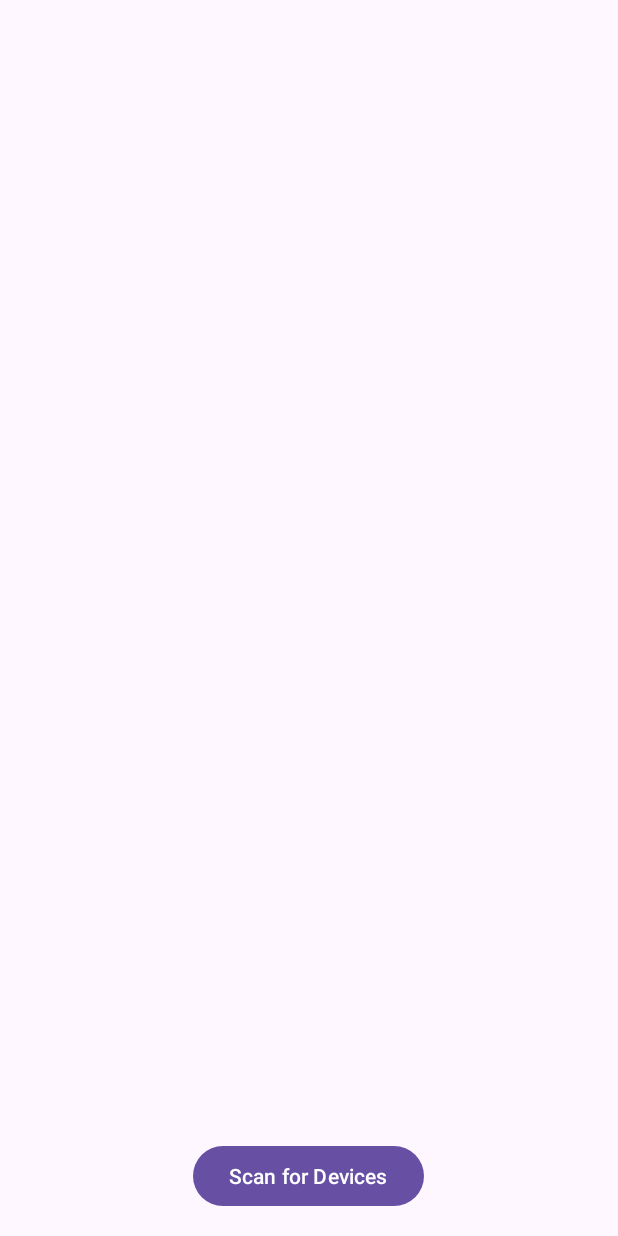
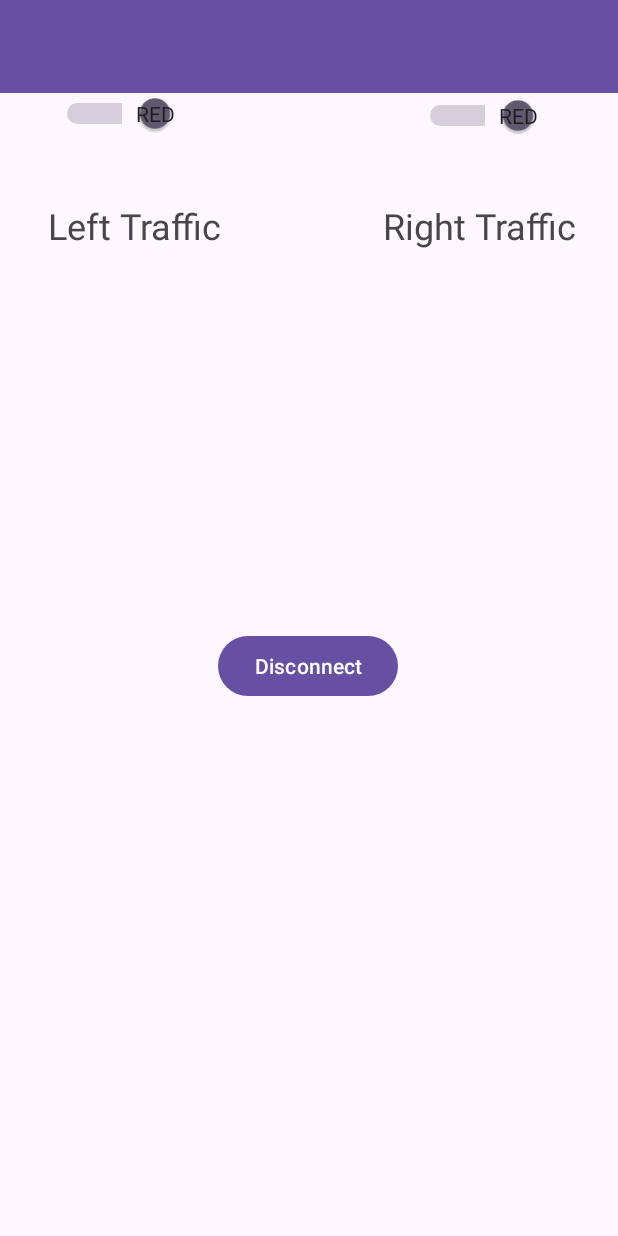
Before and after one commit to Kratosgado/TrafficControlApp, an Android app: the layout traffic_layout.xml on its own in the app's theme, with its tools: preview values and no code run, on a phone screen of 412 x 824 dp. Run offline under Robolectric (Android 15) with nearby library versions, the phone set to English and light mode, and no system bars.

Commit message:
start control screen

```diff
--- a/app/src/main/res/layout/traffic_layout.xml
+++ b/app/src/main/res/layout/traffic_layout.xml
@@ -1,23 +1,118 @@
 <?xml version="1.0" encoding="utf-8"?>
-<RelativeLayout xmlns:android="http://schemas.android.com/apk/res/android"
+<androidx.coordinatorlayout.widget.CoordinatorLayout xmlns:android="http://schemas.android.com/apk/res/android"
     xmlns:tools="http://schemas.android.com/tools"
+    xmlns:app="http://schemas.android.com/apk/res-auto"
+
+
     android:layout_width="match_parent"
-    android:layout_height="match_parent"
-    tools:context=".MainActivity">
+    android:layout_height="match_parent">
 
-    <ListView
-        android:id="@+id/devices_list_view"
+    <com.google.android.material.appbar.AppBarLayout
+        android:id="@+id/appbar"
+
         android:layout_width="match_parent"
-        android:layout_height="wrap_content"
-        android:layout_above="@+id/scan_button"
-        android:layout_marginBottom="16dp"/>
+        android:layout_height="62dp">
 
-    <Button
-        android:id="@+id/scan_button"
-        android:layout_width="wrap_content"
-        android:layout_height="wrap_content"
-        android:text="Scan for Devices"
-        android:layout_alignParentBottom="true"
-        android:layout_centerHorizontal="true"
-        android:layout_margin="16dp"/>
-</RelativeLayout>
+        <com.google.android.material.appbar.MaterialToolbar
+            android:id="@+id/materialToolbar"
+            android:layout_width="match_parent"
+            android:layout_height="wrap_content"
+            android:background="?attr/colorPrimary"
+            android:minHeight="?attr/actionBarSize"
+            android:theme="?attr/actionBarTheme" />
+
+        <TextView
+            android:id="@+id/textView"
+            android:layout_width="match_parent"
+            android:layout_height="wrap_content"
+            android:text="TextView" />
+
+    </com.google.android.material.appbar.AppBarLayout>
+
+    <androidx.constraintlayout.widget.ConstraintLayout
+        android:id="@+id/nestedScrollView"
+        android:layout_width="match_parent"
+
+
+        android:layout_height="726dp"
+        app:layout_behavior="com.google.android.material.appbar.AppBarLayout$ScrollingViewBehavior">
+
+
+        <TextView
+            android:id="@+id/leftTraffic"
+            android:layout_width="wrap_content"
+            android:layout_height="wrap_content"
+            android:layout_marginStart="32dp"
+            android:text="Left Traffic"
+            android:textSize="24sp"
+            app:layout_constraintBaseline_toBaselineOf="@+id/rightTraffic"
+            app:layout_constraintStart_toStartOf="parent" />
+
+        <TextView
+            android:id="@+id/rightTraffic"
+            android:layout_width="wrap_content"
+            android:layout_height="wrap_content"
+            android:layout_marginStart="108dp"
+            android:layout_marginTop="72dp"
+            android:text="Right Traffic"
+            android:textSize="24sp"
+            app:layout_constraintStart_toEndOf="@+id/leftTraffic"
+            app:layout_constraintTop_toTopOf="parent" />
+
+        <Switch
+            android:id="@+id/leftSwitch"
+            android:layout_width="95dp"
+            android:layout_height="27dp"
+            android:layout_marginStart="9dp"
+            android:layout_marginEnd="246dp"
+            android:checked="true"
+            android:rotation="0"
+            android:showText="true"
+            android:splitTrack="true"
+            android:textOff="GREEN"
+            android:textOn="RED"
+            android:textSize="24sp"
+            app:layout_constraintEnd_toEndOf="parent"
+            app:layout_constraintHorizontal_bias="0.388"
+            app:layout_constraintStart_toStartOf="parent"
+            tools:checked="true"
+            tools:layout_editor_absoluteY="251dp" />
+
+        <Switch
+            android:id="@+id/rightSwitch"
+            android:layout_width="90dp"
+            android:layout_height="30dp"
+            android:layout_marginStart="93dp"
+            android:layout_marginEnd="26dp"
+            android:checked="true"
+            android:rotation="0"
+            android:showText="true"
+            android:splitTrack="true"
+            android:textOff="GREEN"
+            android:textOn="RED"
+            android:textSize="24sp"
+            app:layout_constraintEnd_toEndOf="parent"
+            app:layout_constraintHorizontal_bias="0.797"
+            app:layout_constraintStart_toEndOf="@+id/leftSwitch"
+            tools:checked="true"
+            tools:layout_editor_absoluteY="248dp" />
+
+        <Button
+            android:id="@+id/disconnectButton"
+            android:layout_width="wrap_content"
+            android:layout_height="wrap_content"
+            android:layout_marginStart="136dp"
+            android:layout_marginTop="211dp"
+            android:layout_marginEnd="137dp"
+            android:layout_marginBottom="201dp"
+            android:text="Disconnect"
+            app:layout_constraintBottom_toBottomOf="parent"
+            app:layout_constraintEnd_toEndOf="parent"
+            app:layout_constraintStart_toStartOf="parent"
+            app:layout_constraintTop_toBottomOf="@+id/leftSwitch" />
+
+
+    </androidx.constraintlayout.widget.ConstraintLayout>
+
+
+</androidx.coordinatorlayout.widget.CoordinatorLayout>
```
Also changed, not shown: app/src/main/AndroidManifest.xml (+11 -0 lines), app/src/main/java/com/example/trafficcontrolapp/MainActivity.java (+8 -5 lines), app/src/main/java/com/example/trafficcontrolapp/TrafficControlActivity.java (added, +34 -0 lines), app/src/main/res/drawable/green.xml (added, +65 -0 lines), app/src/main/res/drawable/red.xml (added, +11 -0 lines), app/src/main/res/drawable/yellow.xml (added, +9 -0 lines).
